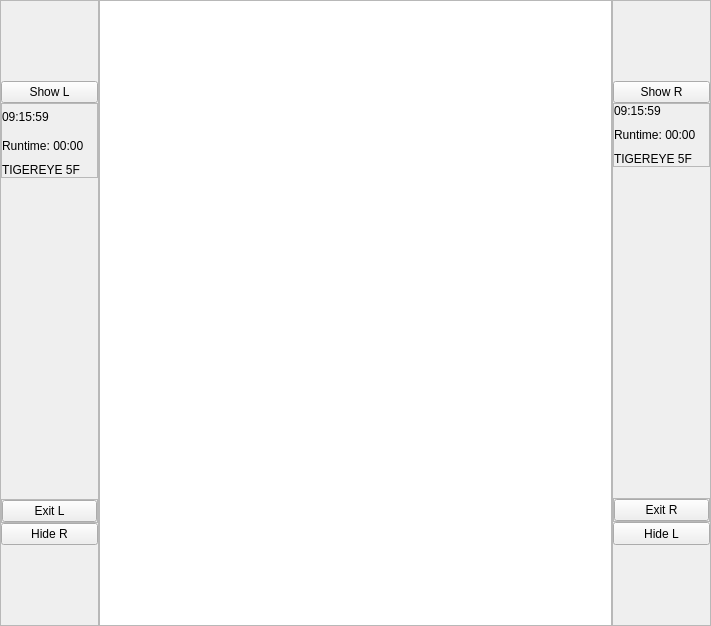
laszlo-avotra-tips/layout, file flipVerticalLayout/mainwindow.ui: the form before one commit.
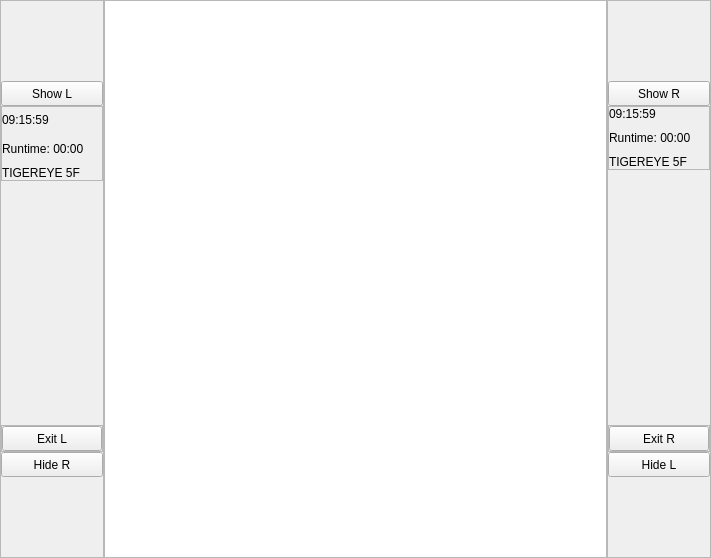
The form after the commit.

Patch:
```diff
--- a/flipVerticalLayout/mainwindow.ui
+++ b/flipVerticalLayout/mainwindow.ui
@@ -7,7 +7,7 @@
     <x>0</x>
     <y>0</y>
     <width>711</width>
-    <height>626</height>
+    <height>558</height>
    </rect>
   </property>
   <property name="windowTitle">
@@ -75,8 +75,8 @@
         </property>
         <property name="minimumSize">
          <size>
-          <width>95</width>
-          <height>0</height>
+          <width>100</width>
+          <height>25</height>
          </size>
         </property>
         <property name="maximumSize">
@@ -216,6 +216,18 @@
          </property>
          <item>
           <widget class="QPushButton" name="pushButtonExitL">
+           <property name="sizePolicy">
+            <sizepolicy hsizetype="Preferred" vsizetype="Preferred">
+             <horstretch>0</horstretch>
+             <verstretch>0</verstretch>
+            </sizepolicy>
+           </property>
+           <property name="minimumSize">
+            <size>
+             <width>100</width>
+             <height>25</height>
+            </size>
+           </property>
            <property name="text">
             <string>Exit L</string>
            </property>
@@ -232,6 +244,12 @@
           <verstretch>0</verstretch>
          </sizepolicy>
         </property>
+        <property name="minimumSize">
+         <size>
+          <width>100</width>
+          <height>25</height>
+         </size>
+        </property>
         <property name="text">
          <string>Hide R</string>
         </property>
@@ -294,6 +312,18 @@
       </property>
       <item>
        <widget class="QPushButton" name="pushButtonShowButtonsR">
+        <property name="sizePolicy">
+         <sizepolicy hsizetype="Preferred" vsizetype="Preferred">
+          <horstretch>0</horstretch>
+          <verstretch>0</verstretch>
+         </sizepolicy>
+        </property>
+        <property name="minimumSize">
+         <size>
+          <width>100</width>
+          <height>25</height>
+         </size>
+        </property>
         <property name="text">
          <string>Show R</string>
         </property>
@@ -422,6 +452,18 @@
          </property>
          <item>
           <widget class="QPushButton" name="pushButtonExitR">
+           <property name="sizePolicy">
+            <sizepolicy hsizetype="Preferred" vsizetype="Preferred">
+             <horstretch>0</horstretch>
+             <verstretch>0</verstretch>
+            </sizepolicy>
+           </property>
+           <property name="minimumSize">
+            <size>
+             <width>100</width>
+             <height>25</height>
+            </size>
+           </property>
            <property name="text">
             <string>Exit R</string>
            </property>
@@ -432,10 +474,16 @@
       </item>
       <item>
        <widget class="QPushButton" name="pushButtonFlipL">
+        <property name="sizePolicy">
+         <sizepolicy hsizetype="Preferred" vsizetype="Preferred">
+          <horstretch>0</horstretch>
+          <verstretch>0</verstretch>
+         </sizepolicy>
+        </property>
         <property name="minimumSize">
          <size>
-          <width>95</width>
-          <height>23</height>
+          <width>100</width>
+          <height>25</height>
          </size>
         </property>
         <property name="maximumSize">
```
